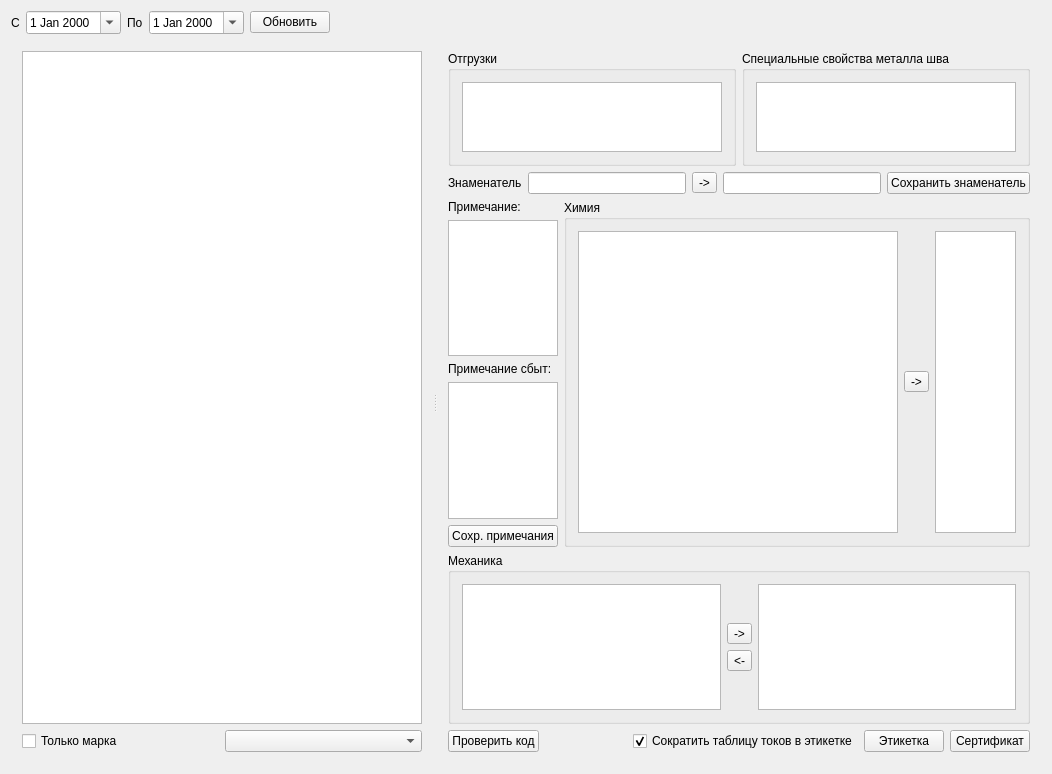
Qt form formpart.ui (Sergeyego/el_sert) before a commit.
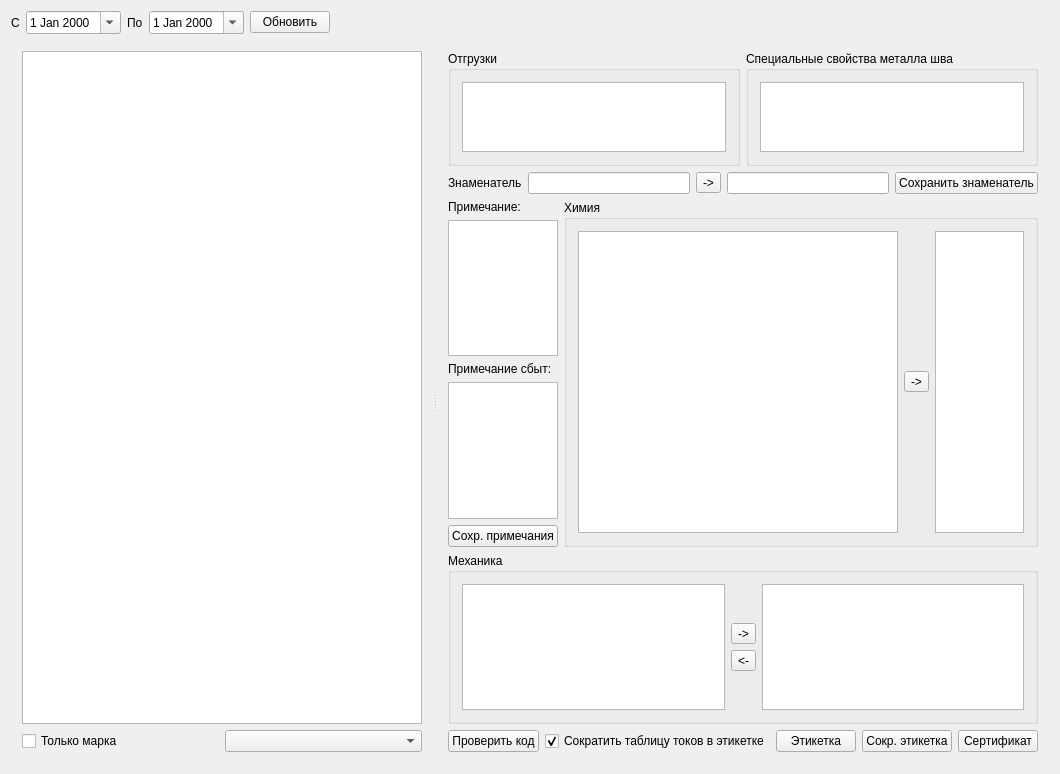
The same form after that commit. Custom widgets are drawn as their Qt base class.

Commit message: этикетка glabels

The edit to the form file:
```diff
--- a/formpart.ui
+++ b/formpart.ui
@@ -391,6 +391,13 @@
            </property>
           </widget>
          </item>
+         <item>
+          <widget class="QPushButton" name="cmdLblSmall">
+           <property name="text">
+            <string>Сокр. этикетка</string>
+           </property>
+          </widget>
+         </item>
          <item>
           <widget class="QPushButton" name="cmdPartSert">
            <property name="text">
```
The commit also changes 19 other files.
